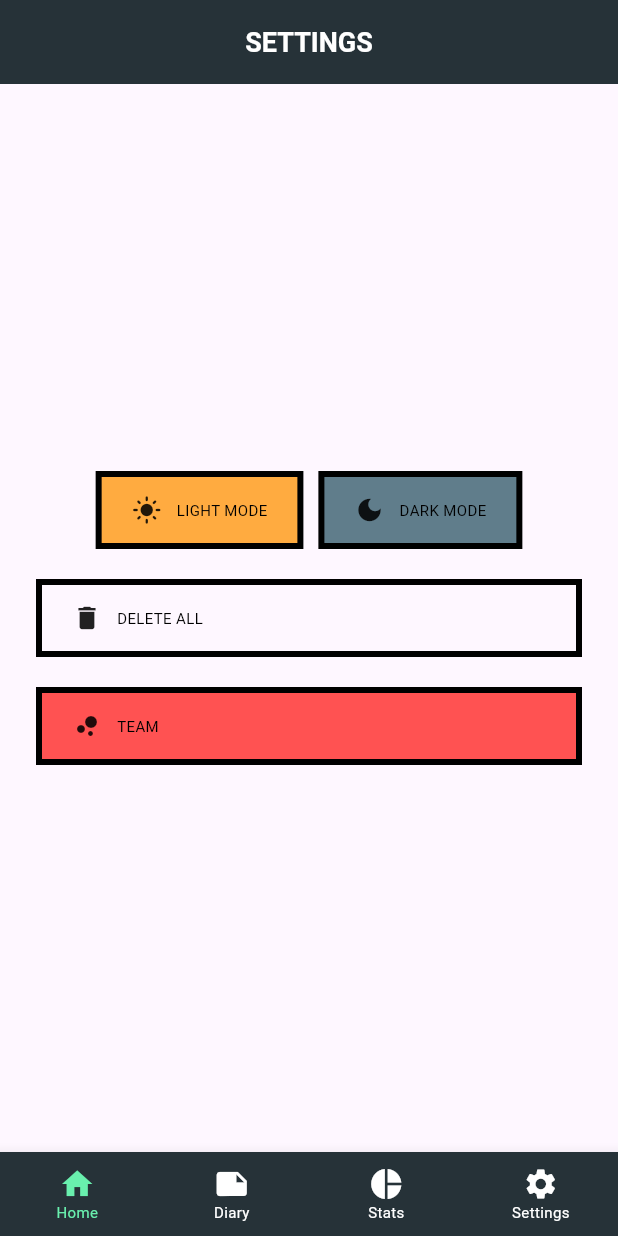
After one commit to orphiano-0/daily_mood, a Flutter app: the SettingsMood screen opened by its route, on a phone screen of 412 x 824 dp. The commit adds this screen. Run offline on Flutter 3.47's test engine with Material 3 defaults, Android fonts, the light colour scheme and no system bars; our stand-ins replace equatable, fl_chart, flutter_bloc, go_router, hive, hive_flutter and 1 more; accounts and stored records are empty; Roboto replaces fonts that are missing (Pixel); project files that could hold a hidden picture were left out.

Commit message:
start of settings feature

```diff
--- a/lib/features/settings_bloc/settings_bloc.dart
+++ b/lib/features/settings_bloc/settings_bloc.dart
@@ -1,13 +1,10 @@
-import 'package:bloc/bloc.dart';
-import 'package:meta/meta.dart';
+import 'package:daily_moode/features/settings_bloc/settings_event.dart';
+import 'package:daily_moode/features/settings_bloc/settings_state.dart';
+import 'package:flutter_bloc/flutter_bloc.dart';
 
-part 'settings_event.dart';
-part 'settings_state.dart';
-
-class SettingsBloc extends Bloc<SettingsEvent, SettingsState> {
-  SettingsBloc() : super(SettingsInitial()) {
-    on<SettingsEvent>((event, emit) {
-      // TODO: implement event handler
-    });
+class SettingBloc extends Bloc<SettingEvent, SettingState> {
+  SettingBloc() : super(LightTheme()) {
+    on<LightThemeSelected>((event, emit) => emit(LightTheme()));
+    on<DarkThemeSelected>((event, emit) => emit(DarkTheme()));
   }
 }
--- a/lib/features/settings_bloc/settings_event.dart
+++ b/lib/features/settings_bloc/settings_event.dart
@@ -1,4 +1,13 @@
-part of 'settings_bloc.dart';
+import 'package:daily_moode/features/mood_entry/models/mood_models.dart';
 
-@immutable
-sealed class SettingsEvent {}
+abstract class SettingEvent {}
+
+class LightThemeSelected extends SettingEvent {}
+
+class DarkThemeSelected extends SettingEvent {}
+
+class DeleteData extends SettingEvent {
+  final MoodModel allData;
+
+  DeleteData({required this.allData});
+}
--- a/lib/features/settings_bloc/settings_state.dart
+++ b/lib/features/settings_bloc/settings_state.dart
@@ -1,6 +1,13 @@
-part of 'settings_bloc.dart';
+import 'package:daily_moode/features/mood_entry/models/mood_models.dart';
 
-@immutable
-sealed class SettingsState {}
+abstract class SettingState {}
 
-final class SettingsInitial extends SettingsState {}
+class LightTheme extends SettingState {}
+
+class DarkTheme extends SettingState {}
+
+class DeleteData extends SettingState {
+  final MoodModel allData;
+
+  DeleteData({required this.allData});
+}
--- a/lib/routes/app_router.dart
+++ b/lib/routes/app_router.dart
@@ -3,6 +3,7 @@ import 'package:daily_moode/screens/mood_details.dart';
 import 'package:daily_moode/screens/mood_entry/mood_entry.dart';
 import 'package:daily_moode/screens/mood_history/mood_history.dart';
 import 'package:daily_moode/screens/mood_settings/mood_settings.dart';
+import 'package:daily_moode/screens/mood_settings/settings_mood.dart';
 import 'package:daily_moode/screens/mood_stats/mood_stats.dart';
 import 'package:go_router/go_router.dart';
 
@@ -24,7 +25,7 @@ final GoRouter router = GoRouter(
           },
         ),
         GoRoute(path: '/statistics', builder: (context, state) => MoodStats()),
-        // GoRoute(path: '/settings', builder: (context, state) => MoodSettings()),
+        GoRoute(path: '/settings', builder: (context, state) => SettingsMood()),
       ],
     ),
   ],
--- /dev/null
+++ b/lib/screens/mood_settings/settings_mood.dart
@@ -0,0 +1,82 @@
+import 'package:daily_moode/features/settings_bloc/settings_bloc.dart';
+import 'package:daily_moode/features/settings_bloc/settings_event.dart';
+import 'package:daily_moode/features/settings_bloc/settings_state.dart';
+import 'package:daily_moode/shared/widgets/theme_button.dart';
+import 'package:flutter/material.dart';
+import 'package:flutter_bloc/flutter_bloc.dart';
+
+class SettingsMood extends StatelessWidget {
+  const SettingsMood({super.key});
+
+  @override
+  Widget build(BuildContext context) {
+    return BlocProvider(
+      create: (_) => SettingBloc(),
+      child: BlocBuilder<SettingBloc, SettingState>(
+        builder: (context, state) {
+          final themeBloc = BlocProvider.of<SettingBloc>(context);
+          return Scaffold(
+            appBar: AppBar(
+              title: const Text(
+                'SETTINGS',
+                style: TextStyle(
+                  fontSize: 18,
+                  fontWeight: FontWeight.bold,
+                  fontFamily: 'Pixel',
+                  color: Colors.white,
+                ),
+              ),
+              backgroundColor: Colors.blueGrey.shade900,
+              centerTitle: true,
+              elevation: 0,
+            ),
+            body: Padding(
+              padding: const EdgeInsets.all(24.0),
+              child: Column(
+                mainAxisAlignment: MainAxisAlignment.center,
+                children: [
+                  Row(
+                    mainAxisAlignment: MainAxisAlignment.center,
+                    children: [
+                      SettingsButton(
+                        text: 'Light Mode',
+                        icon: Icons.light_mode,
+                        color: Colors.orangeAccent.shade200,
+                        onPressed: () {
+                          themeBloc.add(LightThemeSelected());
+                        },
+                      ),
+                      const SizedBox(width: 10),
+                      SettingsButton(
+                        text: 'Dark Mode',
+                        icon: Icons.dark_mode,
+                        color: Colors.blueGrey,
+                        onPressed: () {
+                          themeBloc.add(DarkThemeSelected());
+                        },
+                      ),
+                    ],
+                  ),
+                  const SizedBox(height: 20),
+                  SettingsButton(
+                    text: 'Delete All',
+                    icon: Icons.delete,
+                    color: Colors.transparent,
+                    onPressed: () {},
+                  ),
+                  const SizedBox(height: 20),
+                  SettingsButton(
+                    text: 'Team',
+                    icon: Icons.bubble_chart_rounded,
+                    color: Colors.redAccent,
+                    onPressed: () {},
+                  ),
+                ],
+              ),
+            ),
+          );
+        },
+      ),
+    );
+  }
+}
--- a/lib/screens/mood_stats/mood_stats.dart
+++ b/lib/screens/mood_stats/mood_stats.dart
@@ -187,7 +187,7 @@ class MoodStats extends StatelessWidget {
               itemBuilder: (context, index) {
                 final mood = moods[index];
                 final emojiCategory = EmojiCategory.fromEmojiId(mood.emojiId);
-                final formattedDate = DateFormat('MMM d, yyyy - HH:mm').format(mood.timeStamp);
+                final formattedDate = DateFormat('MMM d, yyyy').format(mood.timeStamp);
 
                 return Padding(
                   padding: const EdgeInsets.symmetric(vertical: 8.0, horizontal: 12.0),
@@ -235,7 +235,10 @@ class MoodStats extends StatelessWidget {
                             const SizedBox(height: 4),
                             Text(
                               mood.moodLog,
+                              maxLines: 2,
+                              overflow: TextOverflow.ellipsis,
                               style: const TextStyle(
+                                fontSize: 10,
                                 color: Colors.white,
                                 fontFamily: 'Pixel',
                               ),
--- /dev/null
+++ b/lib/shared/widgets/theme_button.dart
@@ -0,0 +1,44 @@
+import 'package:flutter/material.dart';
+
+class SettingsButton extends StatelessWidget {
+  final String text;
+  final IconData icon;
+  final Color color;
+  final VoidCallback onPressed;
+
+  const SettingsButton({
+    super.key,
+    required this.text,
+    required this.icon,
+    required this.color,
+    required this.onPressed,
+  });
+
+  @override
+  Widget build(BuildContext context) {
+    return GestureDetector(
+      onTap: onPressed,
+      child: Container(
+        padding: const EdgeInsets.symmetric(horizontal: 20, vertical: 12),
+        decoration: BoxDecoration(
+          color: color,
+          border: Border.all(color: Colors.black, width: 4),
+        ),
+        child: Row(
+          children: [
+            Icon(icon, size: 20,),
+            const SizedBox(width: 10),
+            Text(
+              text.toUpperCase(),
+              style: const TextStyle(
+                fontSize: 10,
+                color: Colors.black,
+                fontFamily: 'Pixel',
+              ),
+            ),
+          ],
+        ),
+      ),
+    );
+  }
+}
```
Also changed, not shown: lib/shared/widgets/mood_button.dart (+8 -2 lines).
